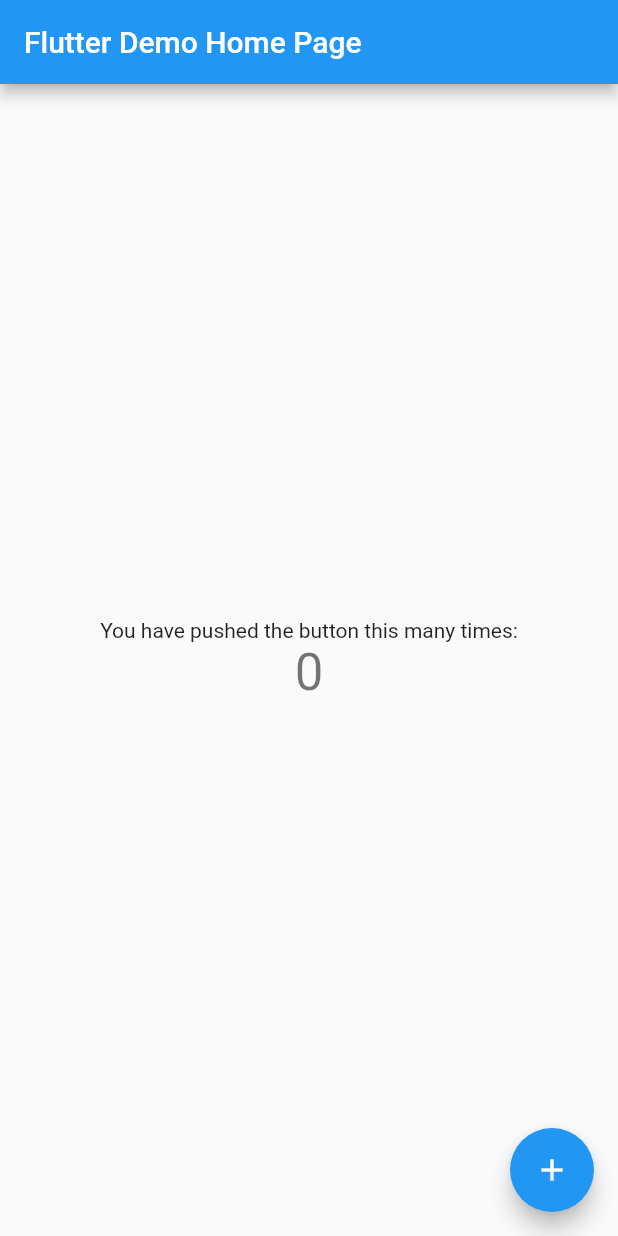
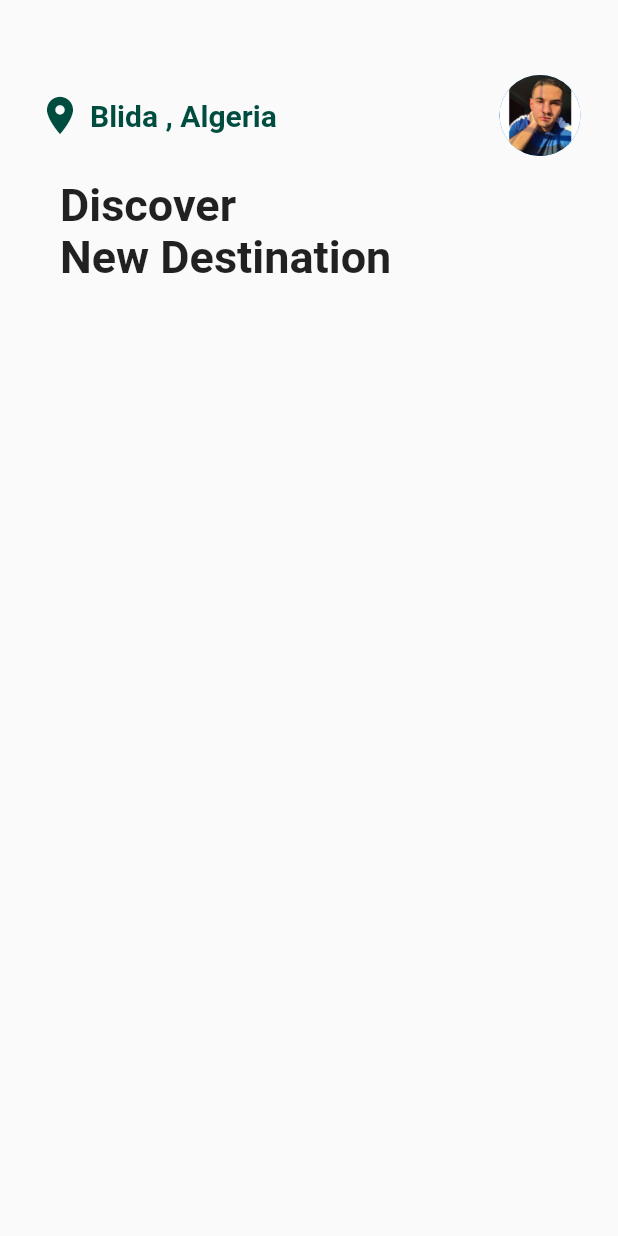
Before and after one commit to abdelghanimeliani/travel-app, a Flutter app: the screen it shows after launch, on a phone screen of 412 x 824 dp. Run offline on Flutter 3.47's test engine with Material 2 defaults, Android fonts, the phone set to English and light mode, and no system bars.

```diff
--- /dev/null
+++ b/lib/costumtheme.dart
@@ -0,0 +1,5 @@
+import 'package:flutter/cupertino.dart';
+
+class CustomTheme {
+  static Color primaryColor = Color(0xFF004D40);
+}
--- a/lib/main.dart
+++ b/lib/main.dart
@@ -1,115 +1,6 @@
 import 'package:flutter/material.dart';
+import 'package:travelapp/screens/homepage.dart';
 
 void main() {
-  runApp(const MyApp());
+  runApp(const HomePage());
 }
-
-class MyApp extends StatelessWidget {
-  const MyApp({Key? key}) : super(key: key);
-
-  // This widget is the root of your application.
-  @override
-  Widget build(BuildContext context) {
-    return MaterialApp(
-      title: 'Flutter Demo',
-      theme: ThemeData(
-        // This is the theme of your application.
-        //
-        // Try running your application with "flutter run". You'll see the
-        // application has a blue toolbar. Then, without quitting the app, try
-        // changing the primarySwatch below to Colors.green and then invoke
-        // "hot reload" (press "r" in the console where you ran "flutter run",
-        // or simply save your changes to "hot reload" in a Flutter IDE).
-        // Notice that the counter didn't reset back to zero; the application
-        // is not restarted.
-        primarySwatch: Colors.blue,
-      ),
-      home: const MyHomePage(title: 'Flutter Demo Home Page'),
-    );
-  }
-}
-
-class MyHomePage extends StatefulWidget {
-  const MyHomePage({Key? key, required this.title}) : super(key: key);
-
-  // This widget is the home page of your application. It is stateful, meaning
-  // that it has a State object (defined below) that contains fields that affect
-  // how it looks.
-
-  // This class is the configuration for the state. It holds the values (in this
-  // case the title) provided by the parent (in this case the App widget) and
-  // used by the build method of the State. Fields in a Widget subclass are
-  // always marked "final".
-
-  final String title;
-
-  @override
-  State<MyHomePage> createState() => _MyHomePageState();
-}
-
-class _MyHomePageState extends State<MyHomePage> {
-  int _counter = 0;
-
-  void _incrementCounter() {
-    setState(() {
-      // This call to setState tells the Flutter framework that something has
-      // changed in this State, which causes it to rerun the build method below
-      // so that the display can reflect the updated values. If we changed
-      // _counter without calling setState(), then the build method would not be
-      // called again, and so nothing would appear to happen.
-      _counter++;
-    });
-  }
-
-  @override
-  Widget build(BuildContext context) {
-    // This method is rerun every time setState is called, for instance as done
-    // by the _incrementCounter method above.
-    //
-    // The Flutter framework has been optimized to make rerunning build methods
-    // fast, so that you can just rebuild anything that needs updating rather
-    // than having to individually change instances of widgets.
-    return Scaffold(
-      appBar: AppBar(
-        // Here we take the value from the MyHomePage object that was created by
-        // the App.build method, and use it to set our appbar title.
-        title: Text(widget.title),
-      ),
-      body: Center(
-        // Center is a layout widget. It takes a single child and positions it
-        // in the middle of the parent.
-        child: Column(
-          // Column is also a layout widget. It takes a list of children and
-          // arranges them vertically. By default, it sizes itself to fit its
-          // children horizontally, and tries to be as tall as its parent.
-          //
-          // Invoke "debug painting" (press "p" in the console, choose the
-          // "Toggle Debug Paint" action from the Flutter Inspector in Android
-          // Studio, or the "Toggle Debug Paint" command in Visual Studio Code)
-          // to see the wireframe for each widget.
-          //
-          // Column has various properties to control how it sizes itself and
-          // how it positions its children. Here we use mainAxisAlignment to
-          // center the children vertically; the main axis here is the vertical
-          // axis because Columns are vertical (the cross axis would be
-          // horizontal).
-          mainAxisAlignment: MainAxisAlignment.center,
-          children: <Widget>[
-            const Text(
-              'You have pushed the button this many times:',
-            ),
-            Text(
-              '$_counter',
-              style: Theme.of(context).textTheme.headline4,
-            ),
-          ],
-        ),
-      ),
-      floatingActionButton: FloatingActionButton(
-        onPressed: _incrementCounter,
-        tooltip: 'Increment',
-        child: const Icon(Icons.add),
-      ), // This trailing comma makes auto-formatting nicer for build methods.
-    );
-  }
-}
--- /dev/null
+++ b/lib/screens/homepage.dart
@@ -0,0 +1,72 @@
+import 'package:flutter/cupertino.dart';
+import 'package:flutter/material.dart';
+import 'package:travelapp/costumtheme.dart';
+
+class HomePage extends StatefulWidget {
+  const HomePage({Key? key}) : super(key: key);
+
+  @override
+  _HomePageState createState() => _HomePageState();
+}
+
+class _HomePageState extends State<HomePage> {
+  @override
+  Widget build(BuildContext context) {
+    return MaterialApp(
+      home: Scaffold(
+        body: SingleChildScrollView(
+          child: Column(
+            crossAxisAlignment: CrossAxisAlignment.start,
+            children: [
+              Padding(
+                padding: const EdgeInsets.only(top: 50 , left: 25  , right: 25),
+                child: Row(
+                  mainAxisAlignment: MainAxisAlignment.spaceBetween,
+                  children: [
+                    Row(
+                      children: [
+                        Icon(
+                            IconData(0xe3ab, fontFamily: 'MaterialIcons' ) ,
+                          color: CustomTheme.primaryColor,
+                          size: 30,
+                        ),
+                        SizedBox(
+                          width: 5,
+                        ),
+                        Text("Blida , Algeria" ,
+                        style: TextStyle(
+                          color: CustomTheme.primaryColor,
+                          fontSize: 20 ,
+                          fontWeight: FontWeight.bold
+                        ),
+                        )
+                      ],
+                    ) ,
+
+                    CircleAvatar(
+                      radius: 27,
+                      foregroundImage: AssetImage("assets/photodeprofile.PNG"),
+                    )
+                  ],
+                ),
+              ) ,
+
+              Padding(
+                padding: const EdgeInsets.only(top: 15 , left: 40  , right: 25),
+                child: Column(
+                  crossAxisAlignment: CrossAxisAlignment.start,
+                  children: [
+                    Text("Discover", style: TextStyle(fontWeight: FontWeight.bold , fontSize: 30),) ,
+                    Text("New Destination", style: TextStyle(fontWeight: FontWeight.bold , fontSize: 30),) ,
+                  ],
+                ),
+              )
+
+
+            ],
+          ),
+        ),
+      ),
+    );
+  }
+}
--- a/pubspec.yaml
+++ b/pubspec.yaml
@@ -58,8 +58,10 @@ flutter:
   uses-material-design: true
 
   # To add assets to your application, add an assets section, like this:
-  # assets:
-  #   - images/a_dot_burr.jpeg
+  # To add assets to your application, add an assets section, like this:
+  assets:
+    - assets/
+  #   - images
   #   - images/a_dot_ham.jpeg
 
   # An image asset can refer to one or more resolution-specific "variants", see
```
Also changed, not shown: assets/detailsimage.jpg (added), assets/photodeprofile.PNG (added), lib/screens/detailspage.dart (added).
